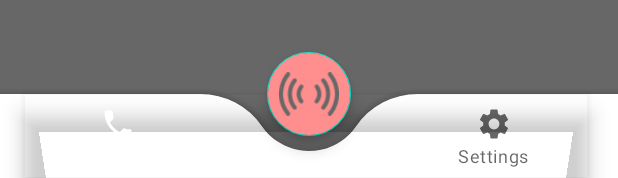
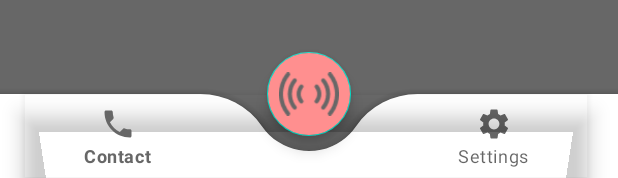
Before and after one commit to ValenciusR/HerAlert, an Android app: the layout activity_home_page.xml on its own in the app's theme, with its tools: preview values and no code run, on a phone screen of 412 x 824 dp. Shown: the part 1058-1236 px from the top of the screen. Run offline under Robolectric (Android 15) with nearby library versions, the phone set to English and light mode, and no system bars.

Commit message:
Fix bug contact ga keliatan

```diff
--- a/app/src/main/res/menu/bottom_menu.xml
+++ b/app/src/main/res/menu/bottom_menu.xml
@@ -3,8 +3,9 @@
 
     <item
         android:id="@+id/contact"
-        android:title="Conctact"
-        android:icon="@drawable/phone_icon"/>
+        android:title="Contact"
+        android:icon="@drawable/baseline_phone_24"
+        />
 
     <item
         android:id="@+id/fab"
--- a/app/src/main/res/values/themes.xml
+++ b/app/src/main/res/values/themes.xml
@@ -2,9 +2,9 @@
     <!-- Base application theme. -->
     <style name="Theme.HerAlert" parent="Theme.MaterialComponents.DayNight.NoActionBar">
         <!-- Primary brand color. -->
-        <item name="colorPrimary">@color/white</item>
-        <item name="colorPrimaryVariant">@color/white</item>
-        <item name="colorOnPrimary">@color/white</item>
+        <item name="colorPrimary">@color/black</item>
+        <item name="colorPrimaryVariant">@color/black</item>
+        <item name="colorOnPrimary">@color/black</item>
         <!-- Secondary brand color. -->
         <item name="colorSecondary">@color/teal_200</item>
         <item name="colorSecondaryVariant">@color/teal_700</item>
```
